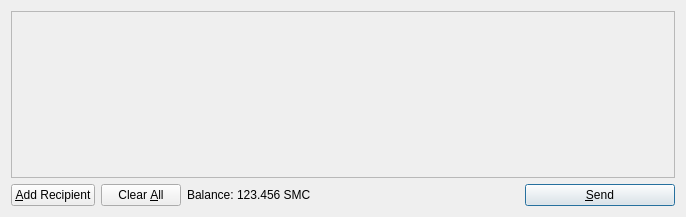
The window that src/qt/forms/sendcoinsdialog.ui (concretecoin/concretecoin) describes before a commit, drawn with Qt 5.
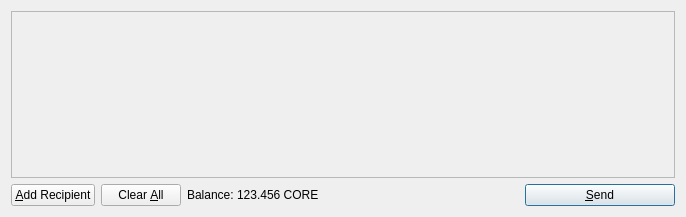
The same window after the commit. Icons and pictures are not drawn.

The edit to the form file:
```diff
--- a/src/qt/forms/sendcoinsdialog.ui
+++ b/src/qt/forms/sendcoinsdialog.ui
@@ -119,7 +119,7 @@
           <cursorShape>IBeamCursor</cursorShape>
          </property>
          <property name="text">
-          <string>123.456 SMC</string>
+          <string>123.456 CORE</string>
          </property>
          <property name="textInteractionFlags">
           <set>Qt::LinksAccessibleByMouse|Qt::TextSelectableByKeyboard|Qt::TextSelectableByMouse</set>
```
